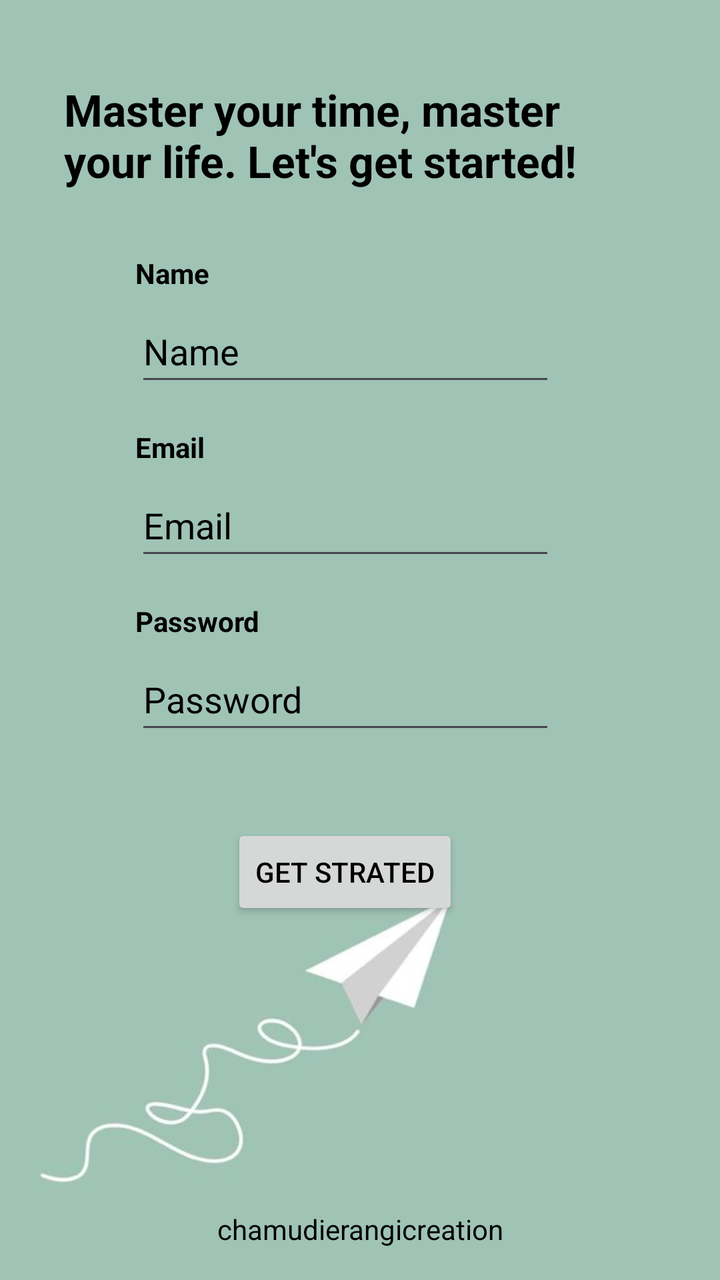
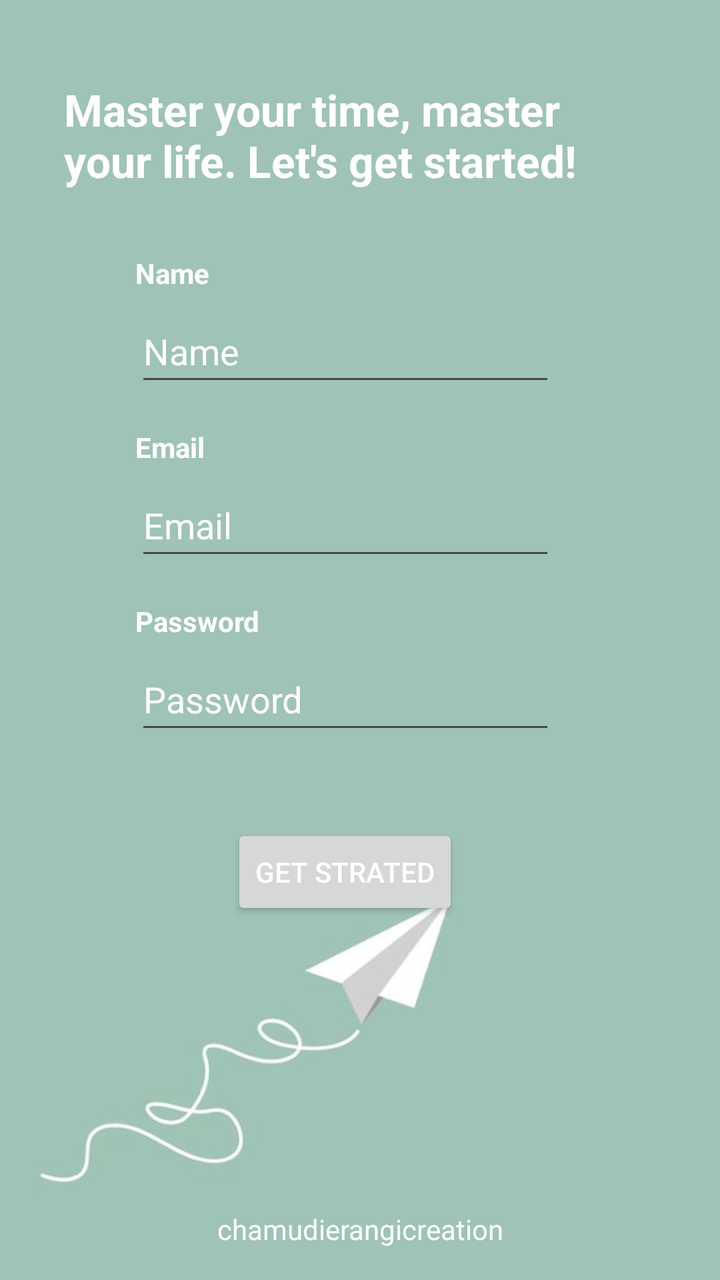

Screens rendered from an Android XML layout before and after an edit, with the pre-edit source and the edit as a unified diff.
<!-- AndroidManifest.xml: application theme Theme.TaskManeger -->
<!-- res/layout/activity_main.xml -->
<?xml version="1.0" encoding="utf-8"?>
<androidx.constraintlayout.widget.ConstraintLayout xmlns:android="http://schemas.android.com/apk/res/android"
    xmlns:app="http://schemas.android.com/apk/res-auto"
    xmlns:tools="http://schemas.android.com/tools"
    android:id="@+id/main"
    android:layout_width="match_parent"
    android:layout_height="match_parent"
    android:background="@drawable/main_bg_v5"
    tools:context=".MainActivity">

    <TextView
        android:id="@+id/textViewTop"
        android:layout_width="0dp"
        android:layout_height="wrap_content"
        android:layout_marginTop="40dp"
        android:layout_marginStart="32dp"
        android:layout_marginEnd="32dp"
        android:text="@string/welcome_sentence"
        android:textAlignment="center"
        android:textSize="22sp"
        android:textStyle="bold"
        android:textColor="@color/black"
        app:layout_constraintEnd_toEndOf="parent"
        app:layout_constraintStart_toStartOf="parent"
        app:layout_constraintTop_toTopOf="parent" />

    <TextView
        android:id="@+id/textViewNameLabel"
        android:layout_width="wrap_content"
        android:layout_height="wrap_content"
        android:layout_marginTop="32dp"
        android:text="@string/name"
        android:textStyle="bold"
        android:textColor="@color/black"
        app:layout_constraintStart_toStartOf="@+id/editTextText"
        app:layout_constraintTop_toBottomOf="@+id/textViewTop" />

    <EditText
        android:id="@+id/editTextText"
        android:layout_width="wrap_content"
        android:layout_height="wrap_content"
        android:layout_marginTop="4dp"
        android:ems="10"
        android:hint="@string/name"
        android:inputType="text"
        android:minHeight="48dp"
        android:textColor="@color/black"
        android:textColorHint="@color/black"
        app:layout_constraintEnd_toEndOf="parent"
        app:layout_constraintHorizontal_bias="0.452"
        app:layout_constraintStart_toStartOf="parent"
        app:layout_constraintTop_toBottomOf="@+id/textViewNameLabel"
        tools:ignore="LabelFor" />

    <TextView
        android:id="@+id/textViewEmailLabel"
        android:layout_width="wrap_content"
        android:layout_height="wrap_content"
        android:layout_marginTop="16dp"
        android:text="@string/email"
        android:textStyle="bold"
        android:textColor="@color/black"
        app:layout_constraintStart_toStartOf="@+id/editTextTextEmailAddress"
        app:layout_constraintTop_toBottomOf="@+id/editTextText" />

    <EditText
        android:id="@+id/editTextTextEmailAddress"
        android:layout_width="wrap_content"
        android:layout_height="wrap_content"
        android:layout_marginTop="4dp"
        android:autofillHints=""
        android:ems="10"
        android:hint="@string/email"
        android:inputType="textEmailAddress"
        android:minHeight="48dp"
        android:textColor="@color/black"
        android:textColorHint="@color/black"
        app:layout_constraintEnd_toEndOf="parent"
        app:layout_constraintHorizontal_bias="0.452"
        app:layout_constraintStart_toStartOf="parent"
        app:layout_constraintTop_toBottomOf="@+id/textViewEmailLabel"
        tools:ignore="LabelFor" />

    <TextView
        android:id="@+id/textViewPasswordLabel"
        android:layout_width="wrap_content"
        android:layout_height="wrap_content"
        android:layout_marginTop="16dp"
        android:text="@string/password"
        android:textStyle="bold"
        android:textColor="@color/black"
        app:layout_constraintStart_toStartOf="@+id/editTextTextPassword"
        app:layout_constraintTop_toBottomOf="@+id/editTextTextEmailAddress" />

    <EditText
        android:id="@+id/editTextTextPassword"
        android:layout_width="wrap_content"
        android:layout_height="wrap_content"
        android:layout_marginTop="4dp"
        android:autofillHints=""
        android:ems="10"
        android:hint="@string/password"
        android:importantForAutofill="no"
        android:inputType="textPassword"
        android:minHeight="48dp"
        android:textColor="@color/black"
        android:textColorHint="@color/black"
        app:layout_constraintEnd_toEndOf="parent"
        app:layout_constraintHorizontal_bias="0.452"
        app:layout_constraintStart_toStartOf="parent"
        app:layout_constraintTop_toBottomOf="@+id/textViewPasswordLabel"
        tools:ignore="LabelFor" />

    <Button
        android:id="@+id/button"
        android:layout_width="wrap_content"
        android:layout_height="wrap_content"
        android:layout_marginTop="40dp"
        android:text="@string/get_strated"
        android:textColor="@color/black"
        app:layout_constraintEnd_toEndOf="parent"
        app:layout_constraintHorizontal_bias="0.47"
        app:layout_constraintStart_toStartOf="parent"
        app:layout_constraintTop_toBottomOf="@+id/editTextTextPassword" />

    <TextView
        android:id="@+id/textViewBottom"
        android:layout_width="wrap_content"
        android:layout_height="wrap_content"
        android:layout_marginBottom="16dp"
        android:text="@string/chamudierangicreation"
        android:textColor="@color/black"
        app:layout_constraintBottom_toBottomOf="parent"
        app:layout_constraintEnd_toEndOf="parent"
        app:layout_constraintStart_toStartOf="parent" />

</androidx.constraintlayout.widget.ConstraintLayout>
<!-- resources referenced by this layout -->
<resources>
  <color name="black">#FF000000</color>
  <!-- drawable main_bg_v5: jpg bitmap (drawable, 11607 bytes) -->
  <string name="chamudierangicreation">chamudierangicreation</string>
  <string name="email">Email</string>
  <string name="get_strated">Get strated</string>
  <string name="name">Name</string>
  <string name="password">Password</string>
  <string name="welcome_sentence">Master your time, master your life. Let\'s get started!</string>
  <style name="Theme.TaskManeger" parent="Base.Theme.TaskManeger" />
  <style name="Base.Theme.TaskManeger" parent="Theme.Material3.DayNight.NoActionBar">
          
          
      </style>
</resources>

<!-- the commit's change to res/layout/activity_main.xml (unified diff, before → after) -->
@@ -19,7 +19,7 @@
         android:textAlignment="center"
         android:textSize="22sp"
         android:textStyle="bold"
-        android:textColor="@color/black"
+        android:textColor="@color/white"
         app:layout_constraintEnd_toEndOf="parent"
         app:layout_constraintStart_toStartOf="parent"
         app:layout_constraintTop_toTopOf="parent" />
@@ -31,7 +31,7 @@
         android:layout_marginTop="32dp"
         android:text="@string/name"
         android:textStyle="bold"
-        android:textColor="@color/black"
+        android:textColor="@color/white"
         app:layout_constraintStart_toStartOf="@+id/editTextText"
         app:layout_constraintTop_toBottomOf="@+id/textViewTop" />
 
@@ -44,8 +44,8 @@
         android:hint="@string/name"
         android:inputType="text"
         android:minHeight="48dp"
-        android:textColor="@color/black"
-        android:textColorHint="@color/black"
+        android:textColor="@color/white"
+        android:textColorHint="@color/white"
         app:layout_constraintEnd_toEndOf="parent"
         app:layout_constraintHorizontal_bias="0.452"
         app:layout_constraintStart_toStartOf="parent"
@@ -59,7 +59,7 @@
         android:layout_marginTop="16dp"
         android:text="@string/email"
         android:textStyle="bold"
-        android:textColor="@color/black"
+        android:textColor="@color/white"
         app:layout_constraintStart_toStartOf="@+id/editTextTextEmailAddress"
         app:layout_constraintTop_toBottomOf="@+id/editTextText" />
 
@@ -73,8 +73,8 @@
         android:hint="@string/email"
         android:inputType="textEmailAddress"
         android:minHeight="48dp"
-        android:textColor="@color/black"
-        android:textColorHint="@color/black"
+        android:textColor="@color/white"
+        android:textColorHint="@color/white"
         app:layout_constraintEnd_toEndOf="parent"
         app:layout_constraintHorizontal_bias="0.452"
         app:layout_constraintStart_toStartOf="parent"
@@ -88,7 +88,7 @@
         android:layout_marginTop="16dp"
         android:text="@string/password"
         android:textStyle="bold"
-        android:textColor="@color/black"
+        android:textColor="@color/white"
         app:layout_constraintStart_toStartOf="@+id/editTextTextPassword"
         app:layout_constraintTop_toBottomOf="@+id/editTextTextEmailAddress" />
 
@@ -103,8 +103,8 @@
         android:importantForAutofill="no"
         android:inputType="textPassword"
         android:minHeight="48dp"
-        android:textColor="@color/black"
-        android:textColorHint="@color/black"
+        android:textColor="@color/white"
+        android:textColorHint="@color/white"
         app:layout_constraintEnd_toEndOf="parent"
         app:layout_constraintHorizontal_bias="0.452"
         app:layout_constraintStart_toStartOf="parent"
@@ -117,7 +117,7 @@
         android:layout_height="wrap_content"
         android:layout_marginTop="40dp"
         android:text="@string/get_strated"
-        android:textColor="@color/black"
+        android:textColor="@color/white"
         app:layout_constraintEnd_toEndOf="parent"
         app:layout_constraintHorizontal_bias="0.47"
         app:layout_constraintStart_toStartOf="parent"
@@ -129,7 +129,7 @@
         android:layout_height="wrap_content"
         android:layout_marginBottom="16dp"
         android:text="@string/chamudierangicreation"
-        android:textColor="@color/black"
+        android:textColor="@color/white"
         app:layout_constraintBottom_toBottomOf="parent"
         app:layout_constraintEnd_toEndOf="parent"
         app:layout_constraintStart_toStartOf="parent" />
<!-- resource entries referenced after the edit -->
@@ -1,6 +1,6 @@
 <!-- resources referenced by this layout -->
 <resources>
-  <color name="black">#FF000000</color>
+  <color name="white">#FFFFFFFF</color>
   <!-- drawable main_bg_v5: jpg bitmap (drawable, 11607 bytes) -->
   <string name="chamudierangicreation">chamudierangicreation</string>
   <string name="email">Email</string>
